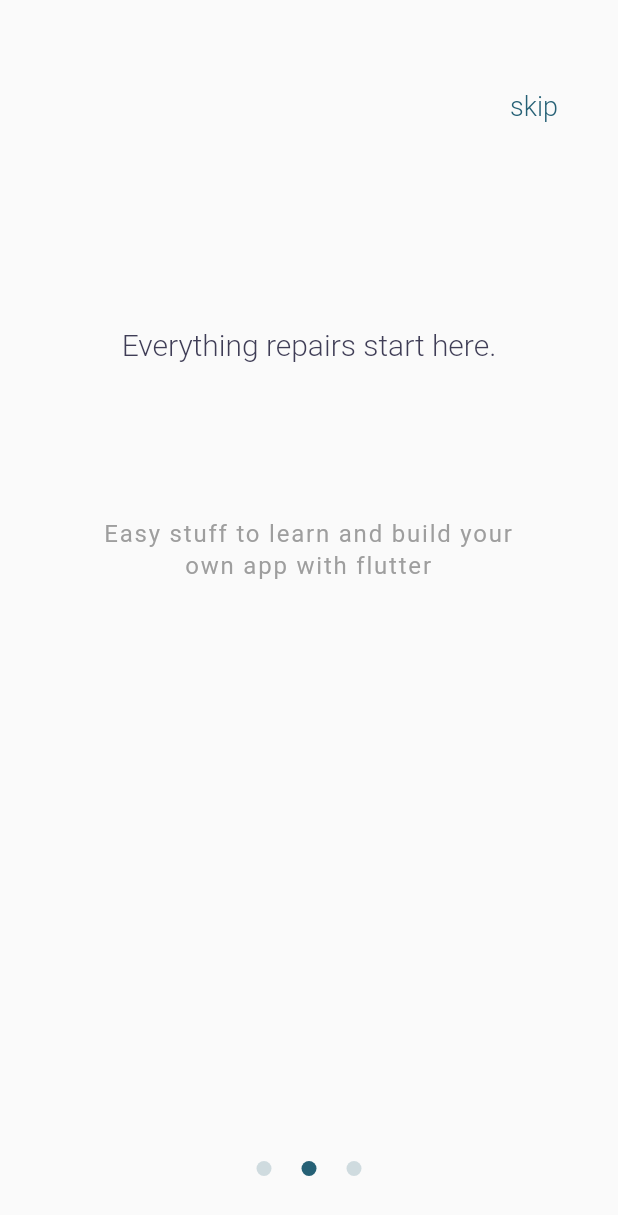
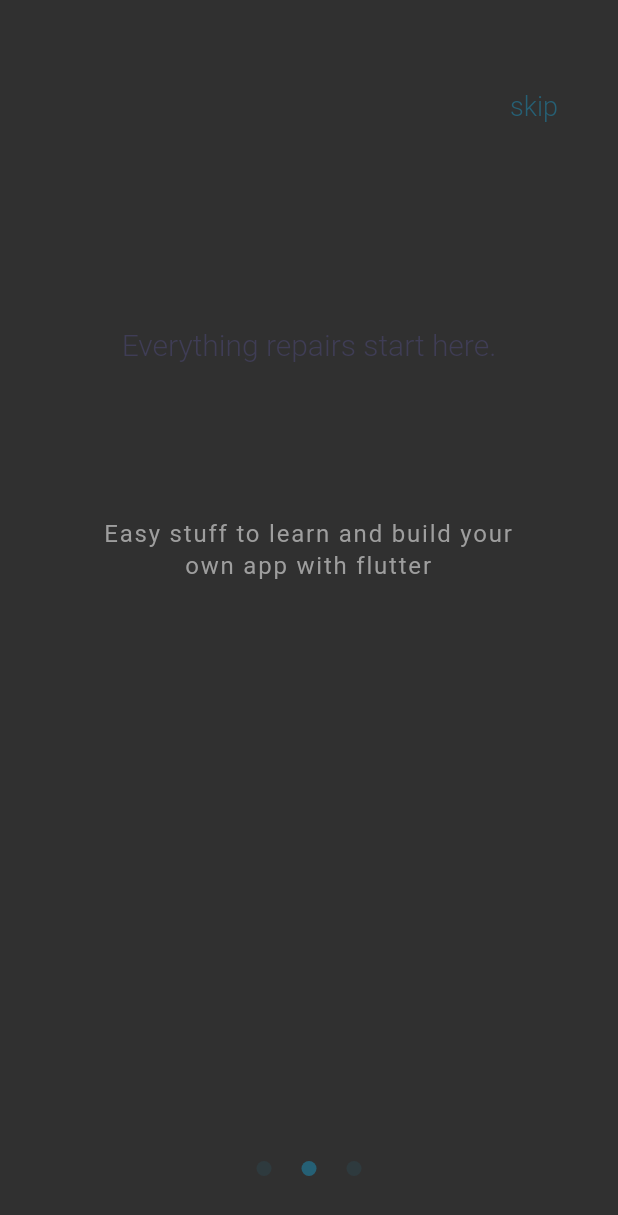
Before and after one commit to seri-app/mvp-frontend, a Flutter app: the screen it shows after launch, swiped to page 2, on a phone screen of 412 x 824 dp. Shown: the top 1215 px of the screen. Run offline on Flutter 3.47's test engine with Material 2 defaults, Android fonts, the phone set to English and light mode, and no system bars; Roboto replaces fonts that are missing (Hind).

Commit message:
add Styled Componens template

```diff
--- a/lib/src/shared/app.dart
+++ b/lib/src/shared/app.dart
@@ -7,12 +7,19 @@ class MyApp extends StatelessWidget {
   Widget build(BuildContext context) {
     return MaterialApp(
       theme: ThemeData(
-        primaryColor: Colors.blue,
-        fontFamily: 'Roboto',
+        // Define the default brightness and colors.
+        brightness: Brightness.dark,
+        primaryColor: Colors.lightBlue[800],
+
+        // Define the default font family.
+        fontFamily: 'Georgia',
+
+        // Define the default `TextTheme`. Use this to specify the default
+        // text styling for headlines, titles, bodies of text, and more.
         textTheme: const TextTheme(
-          bodyMedium: TextStyle(color: Colors.purple),
-          bodyLarge: TextStyle(
-              fontSize: 72.0, fontWeight: FontWeight.bold, color: Colors.green),
+          displayLarge: TextStyle(fontSize: 72.0, fontWeight: FontWeight.bold),
+          titleLarge: TextStyle(fontSize: 36.0, fontStyle: FontStyle.italic),
+          bodyMedium: TextStyle(fontSize: 14.0, fontFamily: 'Hind'),
         ),
       ),
       debugShowCheckedModeBanner: false,
```
Also changed, not shown: lib/src/shared/components/StyledButton.dart (added, +25 -0 lines), lib/src/shared/components/LogInForm.dart (line endings or trailing spaces), lib/src/shared/styled-components/StyledButton.dart (deleted).
